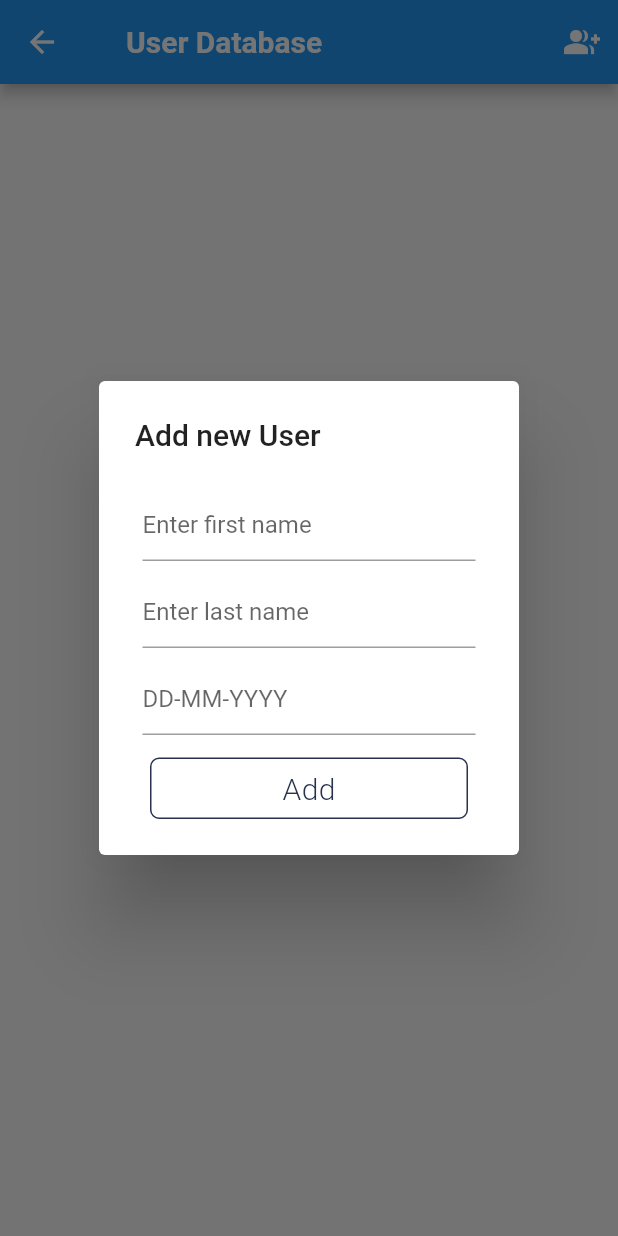
After one commit to sabsab-yeng/pis, a Flutter app: the MyHomePage screen opened directly, after a tap on the "group add" icon, on a phone screen of 412 x 824 dp. The commit adds this screen. Run offline on Flutter 3.47's test engine with Material 2 defaults, Android fonts, the light colour scheme and no system bars; our stand-ins replace firebase_auth, firebase_database, firebase_messaging, flutter_calendar_carousel, flutter_local_notifications, font_awesome_flutter and 5 more; missing offline and left inert: firebase_core_web, flutter_email_sender, google_sign_in_web; accounts and stored records are empty.

Commit message:
Add user list

```diff
--- /dev/null
+++ b/lib/ui/screens/drawer/example/add_user_list.dart
@@ -0,0 +1,101 @@
+import 'dart:async';
+import 'package:flutter/material.dart';
+import 'package:pis/ui/screens/drawer/example/user_data_helper.dart';
+import 'package:pis/ui/screens/drawer/example/user_model.dart';
+
+class AddUserDialog {
+  final teFirstName = TextEditingController();
+  final teLastFirstName = TextEditingController();
+  final teDOB = TextEditingController();
+  User user;
+
+  static const TextStyle linkStyle = const TextStyle(
+    color: Colors.blue,
+    decoration: TextDecoration.underline,
+  );
+
+  Widget buildAboutDialog(
+      BuildContext context, _myHomePageState, bool isEdit, User user) {
+    if (user != null) {
+      this.user=user;
+      teFirstName.text = user.firstName;
+      teLastFirstName.text = user.lastName;
+      teDOB.text = user.dob;
+    }
+
+    return new AlertDialog(
+      title: new Text(isEdit ? 'Edit' : 'Add new User'),
+      content: new SingleChildScrollView(
+        child: new Column(
+          mainAxisSize: MainAxisSize.min,
+          crossAxisAlignment: CrossAxisAlignment.start,
+          children: <Widget>[
+            getTextField("Enter first name", teFirstName),
+            getTextField("Enter last name", teLastFirstName),
+            getTextField("DD-MM-YYYY", teDOB),
+            new GestureDetector(
+              onTap: () {
+                addRecord(isEdit);
+                _myHomePageState.displayRecord();
+                Navigator.of(context).pop();
+              },
+              child: new Container(
+                margin: EdgeInsets.fromLTRB(10.0, 0.0, 10.0, 0.0),
+                child: getAppBorderButton(
+                    isEdit?"Edit":"Add", EdgeInsets.fromLTRB(0.0, 10.0, 0.0, 0.0)),
+              ),
+            ),
+          ],
+        ),
+      ),
+    );
+  }
+
+  Widget getTextField(
+      String inputBoxName, TextEditingController inputBoxController) {
+    var loginBtn = new Padding(
+      padding: const EdgeInsets.all(5.0),
+      child: new TextFormField(
+        controller: inputBoxController,
+        decoration: new InputDecoration(
+          hintText: inputBoxName,
+        ),
+      ),
+    );
+
+    return loginBtn;
+  }
+
+  Widget getAppBorderButton(String buttonLabel, EdgeInsets margin) {
+    var loginBtn = new Container(
+      margin: margin,
+      padding: EdgeInsets.all(8.0),
+      alignment: FractionalOffset.center,
+      decoration: new BoxDecoration(
+        border: Border.all(color: const Color(0xFF28324E)),
+        borderRadius: new BorderRadius.all(const Radius.circular(6.0)),
+      ),
+      child: new Text(
+        buttonLabel,
+        style: new TextStyle(
+          color: const Color(0xFF28324E),
+          fontSize: 20.0,
+          fontWeight: FontWeight.w300,
+          letterSpacing: 0.3,
+        ),
+      ),
+    );
+    return loginBtn;
+  }
+
+  Future addRecord(bool isEdit) async {
+    var db = new DatabaseHelper();
+    var user = new User(teFirstName.text, teLastFirstName.text, teDOB.text);
+    if (isEdit) {
+      user.setUserId(this.user.id);
+      await db.update(user);
+    } else {
+      await db.saveUser(user);
+    }
+  }
+}
--- /dev/null
+++ b/lib/ui/screens/drawer/example/home_page.dart
@@ -0,0 +1,100 @@
+import 'dart:async';
+import 'dart:io';
+import 'package:flutter/material.dart';
+import 'package:pis/ui/screens/drawer/example/user_model.dart';
+
+import 'add_user_list.dart';
+import 'home_present.dart';
+import 'list.dart';
+
+class MyHomePage extends StatefulWidget {
+  MyHomePage({Key key, this.title}) : super(key: key);
+  final String title;
+
+  @override
+  _MyHomePageState createState() => new _MyHomePageState();
+}
+
+class _MyHomePageState extends State<MyHomePage> implements HomeContract {
+  HomePresenter homePresenter;
+
+  @override
+  void initState() {
+    super.initState();
+    homePresenter = new HomePresenter(this);
+  }
+
+  displayRecord() {
+    setState(() {});
+  }
+
+  Widget _buildTitle(BuildContext context) {
+    var horizontalTitleAlignment =
+        Platform.isIOS ? CrossAxisAlignment.center : CrossAxisAlignment.center;
+
+    return new InkWell(
+      child: new Padding(
+        padding: const EdgeInsets.symmetric(horizontal: 12.0),
+        child: new Column(
+          mainAxisAlignment: MainAxisAlignment.center,
+          crossAxisAlignment: horizontalTitleAlignment,
+          children: <Widget>[
+            new Text('User Database',
+              style: new TextStyle(
+                fontWeight: FontWeight.bold,
+                color: Colors.white,
+              ),
+            ),
+          ],
+        ),
+      ),
+    );
+  }
+
+  Future _openAddUserDialog() async {
+    showDialog(
+      context: context,
+      builder: (BuildContext context) =>
+          new AddUserDialog().buildAboutDialog(context, this, false, null),
+    );
+
+    setState(() {});
+  }
+
+  List<Widget> _buildActions() {
+    return <Widget>[
+      new IconButton(
+        icon: const Icon(
+          Icons.group_add,
+          color: Colors.white,
+        ),
+        onPressed: _openAddUserDialog,
+      ),
+    ];
+  }
+
+  @override
+  Widget build(BuildContext context) {
+    return new Scaffold(
+      appBar: new AppBar(
+        title: _buildTitle(context),
+        actions: _buildActions(),
+      ),
+      body: new FutureBuilder<List<User>>(
+        future: homePresenter.getUser(),
+        builder: (context, snapshot) {
+          if (snapshot.hasError) print(snapshot.error);
+          var data = snapshot.data;
+          return snapshot.hasData
+              ? new UserList(data,homePresenter)
+              : new Center(child: new CircularProgressIndicator());
+        },
+      ),
+    );
+  }
+
+  @override
+  void screenUpdate() {
+    setState(() {});
+  }
+}
--- /dev/null
+++ b/lib/ui/screens/drawer/example/home_present.dart
@@ -0,0 +1,29 @@
+
+import 'dart:async';
+
+import 'package:pis/ui/screens/drawer/example/user_data_helper.dart';
+import 'package:pis/ui/screens/drawer/example/user_model.dart';
+
+abstract class HomeContract {
+  void screenUpdate();
+}
+
+class HomePresenter {
+  HomeContract _view;
+  var db = DatabaseHelper();
+  HomePresenter(this._view);
+  delete(User user) {
+    var db = DatabaseHelper();
+    db.deleteUsers(user);
+    updateScreen();
+  }
+
+  Future<List<User>> getUser() {
+    return db.getUser();
+  }
+
+  updateScreen() {
+    _view.screenUpdate();
+
+  }
+}
--- /dev/null
+++ b/lib/ui/screens/drawer/example/list.dart
@@ -0,0 +1,108 @@
+import 'package:flutter/foundation.dart';
+import 'package:flutter/material.dart';
+import 'package:pis/ui/screens/drawer/example/user_model.dart';
+
+import 'add_user_list.dart';
+import 'home_present.dart';
+
+class UserList extends StatelessWidget {
+  List<User> country;
+  HomePresenter homePresenter;
+
+  UserList(
+    List<User> this.country,
+    HomePresenter this.homePresenter, {
+    Key key,
+  }) : super(key: key);
+
+  @override
+  Widget build(BuildContext context) {
+    return new ListView.builder(
+        itemCount: country == null ? 0 : country.length,
+        itemBuilder: (BuildContext context, int index) {
+          return new Card(
+            child: new Container(
+                child: new Center(
+                  child: new Row(
+                    children: <Widget>[
+                      new CircleAvatar(
+                        radius: 30.0,
+                        child: new Text(getShortName(country[index])),
+                        backgroundColor: const Color(0xFF20283e),
+                      ),
+                      new Expanded(
+                        child: new Padding(
+                          padding: EdgeInsets.all(10.0),
+                          child: new Column(
+                            crossAxisAlignment: CrossAxisAlignment.start,
+                            children: <Widget>[
+                              new Text(
+                                country[index].firstName +
+                                    " " +
+                                    country[index].lastName,
+                                // set some style to text
+                                style: new TextStyle(
+                                    fontSize: 20.0,
+                                    color: Colors.lightBlueAccent),
+                              ),
+                              new Text(
+                                "DATE: " + country[index].dob,
+                                // set some style to text
+                                style: new TextStyle(
+                                    fontSize: 20.0, color: Colors.amber),
+                              ),
+                            ],
+                          ),
+                        ),
+                      ),
+                      new Column(
+                        mainAxisAlignment: MainAxisAlignment.spaceBetween,
+                        children: <Widget>[
+                         new IconButton(
+                              icon: const Icon(
+                                Icons.edit,
+                                color: const Color(0xFF167F67),
+                              ),
+                              onPressed: () => edit(country[index], context),
+                            ),
+
+                          new IconButton(
+                            icon: const Icon(Icons.delete_forever,
+                                color: const Color(0xFF167F67)),
+                            onPressed: () =>
+                                homePresenter.delete(country[index]),
+                          ),
+                        ],
+                      ),
+                    ],
+                  ),
+                ),
+                padding: const EdgeInsets.fromLTRB(10.0, 0.0, 0.0, 0.0)),
+          );
+        });
+  }
+
+  displayRecord() {
+    homePresenter.updateScreen();
+  }
+  edit(User user, BuildContext context) {
+    showDialog(
+      context: context,
+      builder: (BuildContext context) =>
+          new AddUserDialog().buildAboutDialog(context, this, true, user),
+    );
+    homePresenter.updateScreen();
+  }
+
+  String getShortName(User user) {
+    String shortName = "";
+    if (!user.firstName.isEmpty) {
+      shortName = user.firstName.substring(0, 1) + ".";
+    }
+
+    if (!user.lastName.isEmpty) {
+      shortName = shortName + user.lastName.substring(0, 1);
+    }
+    return shortName;
+  }
+}
--- /dev/null
+++ b/lib/ui/screens/drawer/example/user_data_helper.dart
@@ -0,0 +1,68 @@
+import 'dart:async';
+import 'dart:io' as io;
+import 'package:path/path.dart';
+import 'package:path_provider/path_provider.dart';
+import 'package:pis/ui/screens/drawer/example/user_model.dart';
+import 'package:sqflite/sqflite.dart';
+
+class DatabaseHelper {
+  static final DatabaseHelper _instance = new DatabaseHelper.internal();
+  factory DatabaseHelper() => _instance;
+  static Database _db;
+
+  Future<Database> get db async {
+    if (_db != null) return _db;
+    _db = await initDb();
+    return _db;
+  }
+
+  DatabaseHelper.internal();
+
+  initDb() async {
+    io.Directory documentsDirectory = await getApplicationDocumentsDirectory();
+    String path = join(documentsDirectory.path, "main.db");
+    var theDb = await openDatabase(path, version: 1, onCreate: _onCreate);
+    return theDb;
+  }
+
+  void _onCreate(Database db, int version) async {
+    // When creating the db, create the table
+    await db.execute(
+        "CREATE TABLE User(id INTEGER PRIMARY KEY, firstname TEXT, lastname TEXT, dob TEXT)");
+  }
+
+  Future<int> saveUser(User user) async {
+    var dbClient = await db;
+    int res = await dbClient.insert("User", user.toMap());
+    return res;
+  }
+
+  Future<List<User>> getUser() async {
+    var dbClient = await db;
+    List<Map> list = await dbClient.rawQuery('SELECT * FROM User');
+    List<User> employees = new List();
+    for (int i = 0; i < list.length; i++) {
+      var user =
+          new User(list[i]["firstname"], list[i]["lastname"], list[i]["dob"]);
+      user.setUserId(list[i]["id"]);
+      employees.add(user);
+    }
+    print(employees.length);
+    return employees;
+  }
+
+  Future<int> deleteUsers(User user) async {
+    var dbClient = await db;
+
+    int res =
+        await dbClient.rawDelete('DELETE FROM User WHERE id = ?', [user.id]);
+    return res;
+  }
+
+  Future<bool> update(User user) async {
+    var dbClient = await db;
+    int res =   await dbClient.update("User", user.toMap(),
+        where: "id = ?", whereArgs: <int>[user.id]);
+    return res > 0 ? true : false;
+  }
+}
--- /dev/null
+++ b/lib/ui/screens/drawer/example/user_model.dart
@@ -0,0 +1,32 @@
+class User {
+
+  int id;
+  String _firstName;
+  String _lastName;
+  String _dob;
+
+  User(this._firstName, this._lastName, this._dob);
+
+  User.map(dynamic obj) {
+    this._firstName = obj["firstname"];
+    this._lastName = obj["lastname"];
+    this._dob = obj["dob"];
+  }
+
+  String get firstName => _firstName;
+
+  String get lastName => _lastName;
+
+  String get dob => _dob;
+
+  Map<String, dynamic> toMap() {
+    var map = new Map<String, dynamic>();
+    map["firstname"] = _firstName;
+    map["lastname"] = _lastName;
+    map["dob"] = _dob;
+    return map;
+  }
+  void setUserId(int id) {
+    this.id = id;
+  }
+}
```
Also changed, not shown: lib/ui/screens/drawer/management_page.dart (+32 -8 lines).
